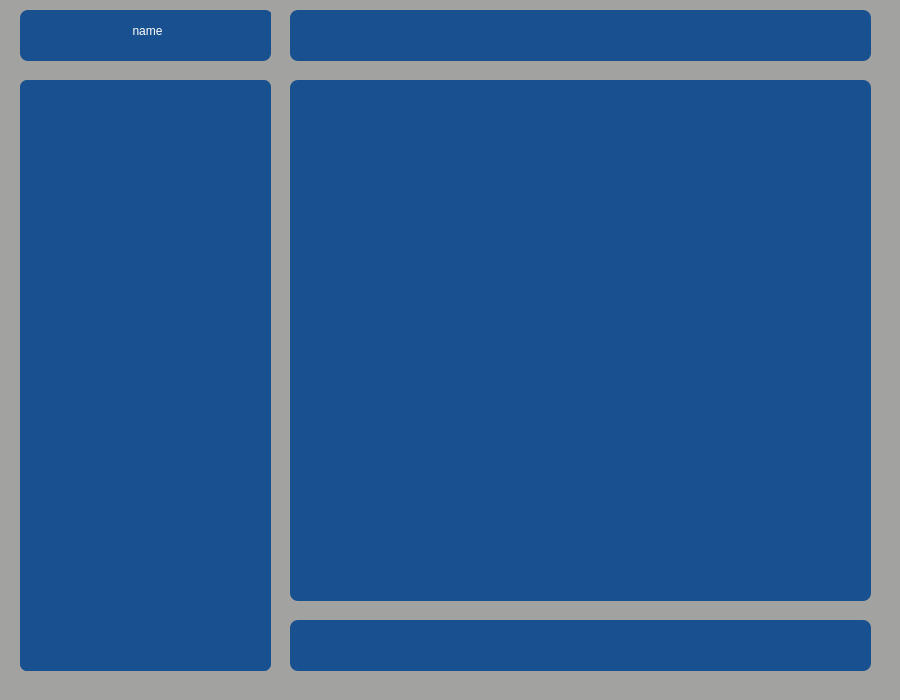
This is TeleMors/mainwindow.ui in elmkhah/Messenger_CppGenius_2 as Qt 5 draws it before an edit. The edited form follows.
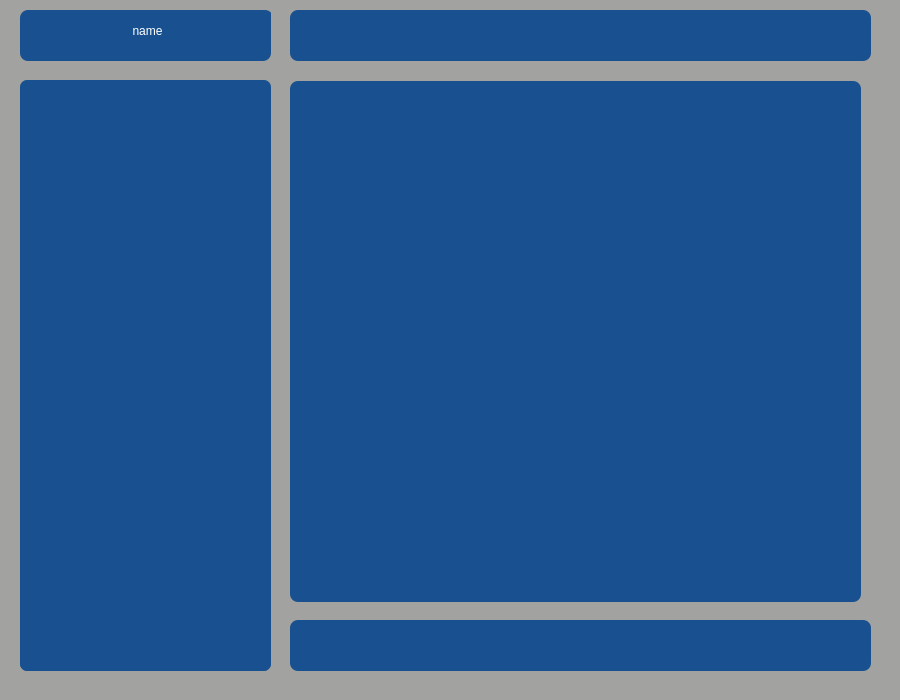
This is the edited form. Icons and pictures are not drawn.

Patch:
```diff
--- a/TeleMors/mainwindow.ui
+++ b/TeleMors/mainwindow.ui
@@ -63,23 +63,6 @@
      </property>
     </widget>
    </widget>
-   <widget class="QGroupBox" name="groupBox_2">
-    <property name="geometry">
-     <rect>
-      <x>290</x>
-      <y>80</y>
-      <width>581</width>
-      <height>521</height>
-     </rect>
-    </property>
-    <property name="styleSheet">
-     <string notr="true">border-radius:8px;
-background-color: rgb(25, 81, 144);</string>
-    </property>
-    <property name="title">
-     <string/>
-    </property>
-   </widget>
    <widget class="QGroupBox" name="groupBox_3">
     <property name="geometry">
      <rect>
@@ -153,6 +136,26 @@
      <string/>
     </property>
    </widget>
+   <widget class="QListWidget" name="listWidget">
+    <property name="geometry">
+     <rect>
+      <x>290</x>
+      <y>81</y>
+      <width>571</width>
+      <height>521</height>
+     </rect>
+    </property>
+    <property name="styleSheet">
+     <string notr="true">border:hide;
+color: rgb(255, 255, 255);
+font: 20pt &quot;Tw Cen MT&quot;;
+border-radius:8px;
+background-color: rgb(25, 81, 144);
+color: rgb(255, 255, 255);
+text-align:center;
+</string>
+    </property>
+   </widget>
   </widget>
   <widget class="QMenuBar" name="menubar">
    <property name="geometry">
```
Left out of the diff: 2 changed lines with no effect on the pictures.
